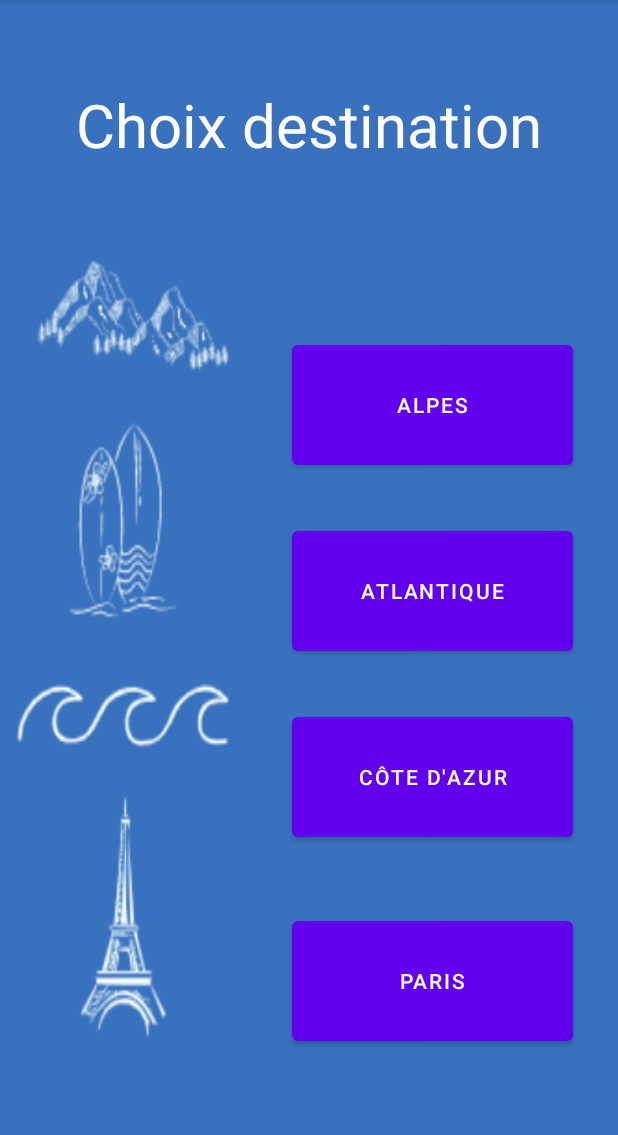
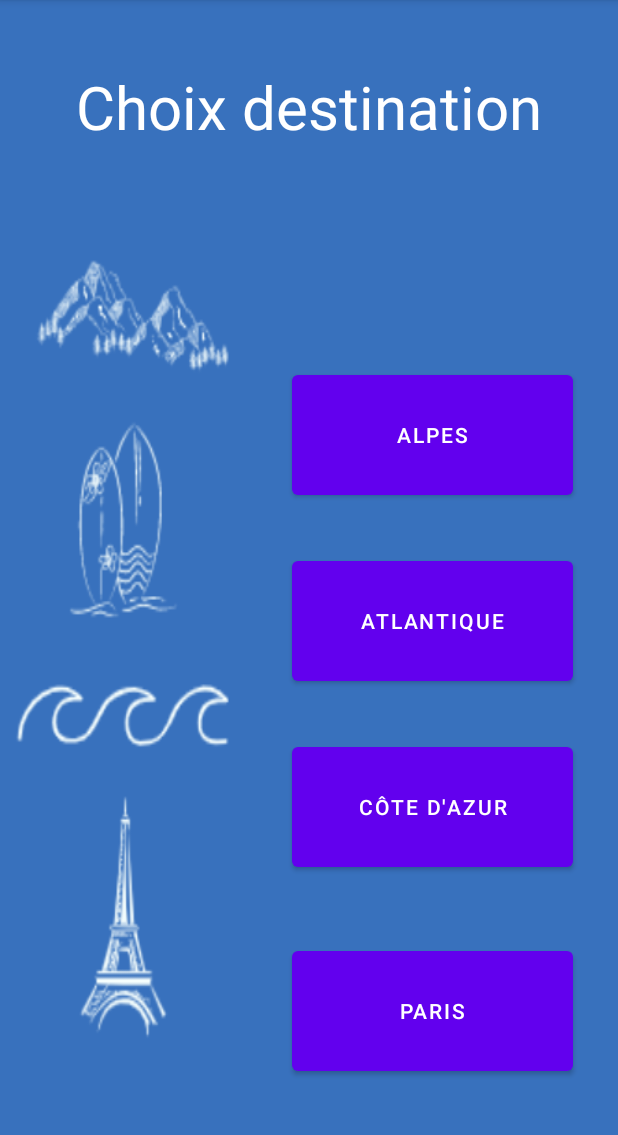
Before and after one commit to jad2n1/dream_and_go, an Android app: the choix_destination screen opened directly, with no data from a screen before it, on a phone screen of 412 x 824 dp, the part 84-1219 px from its top. Run offline under Robolectric (Android 15) with nearby library versions, the phone set to English and light mode, and no system bars.

Commit message:
mise en page page choix destination

```diff
--- a/app/src/main/res/layout/choix_destination.xml
+++ b/app/src/main/res/layout/choix_destination.xml
@@ -37,7 +37,7 @@
         android:id="@+id/btn_paris"
         android:layout_width="187dp"
         android:layout_height="92dp"
-        android:layout_marginBottom="68dp"
+        android:layout_marginBottom="48dp"
         android:text="@string/paris"
         app:layout_constraintBottom_toBottomOf="parent"
         app:layout_constraintEnd_toEndOf="parent"
@@ -59,7 +59,7 @@
         android:id="@+id/texte_chxdest"
         android:layout_width="wrap_content"
         android:layout_height="wrap_content"
-        android:layout_marginTop="56dp"
+        android:layout_marginTop="44dp"
         android:text="Choix destination"
         android:textColor="#FFFFFF"
         android:textSize="40sp"
```
